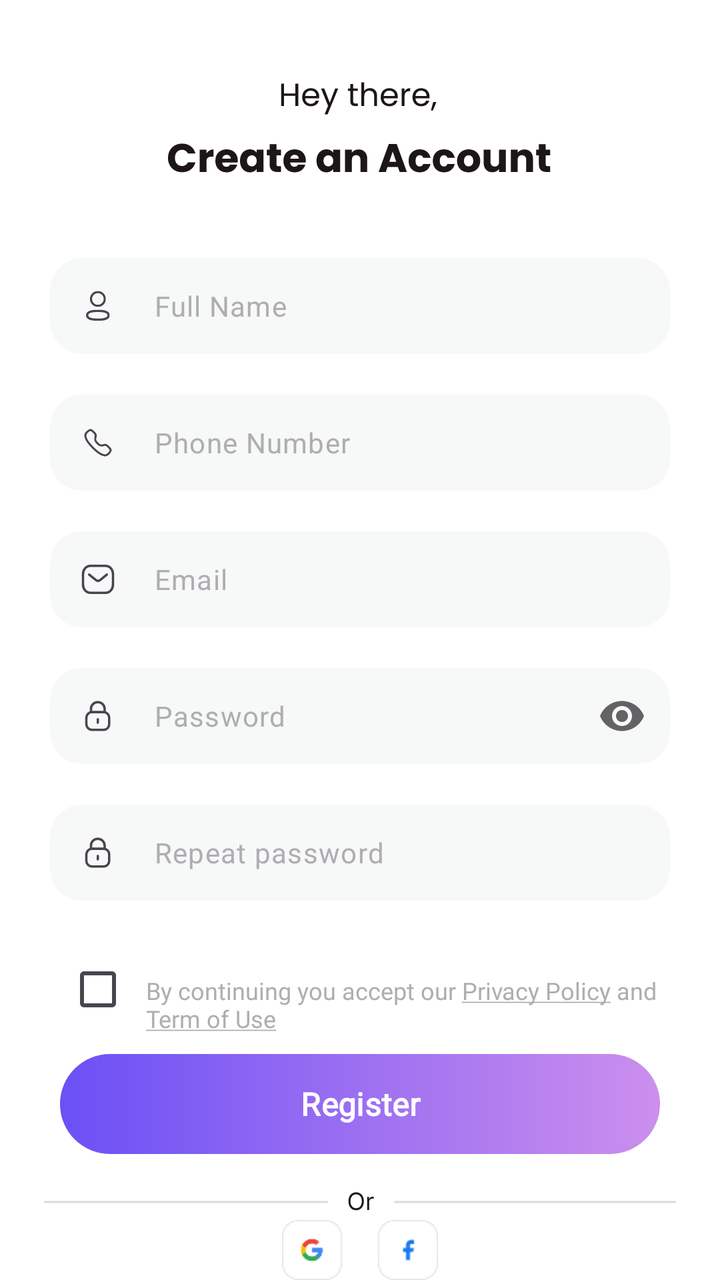
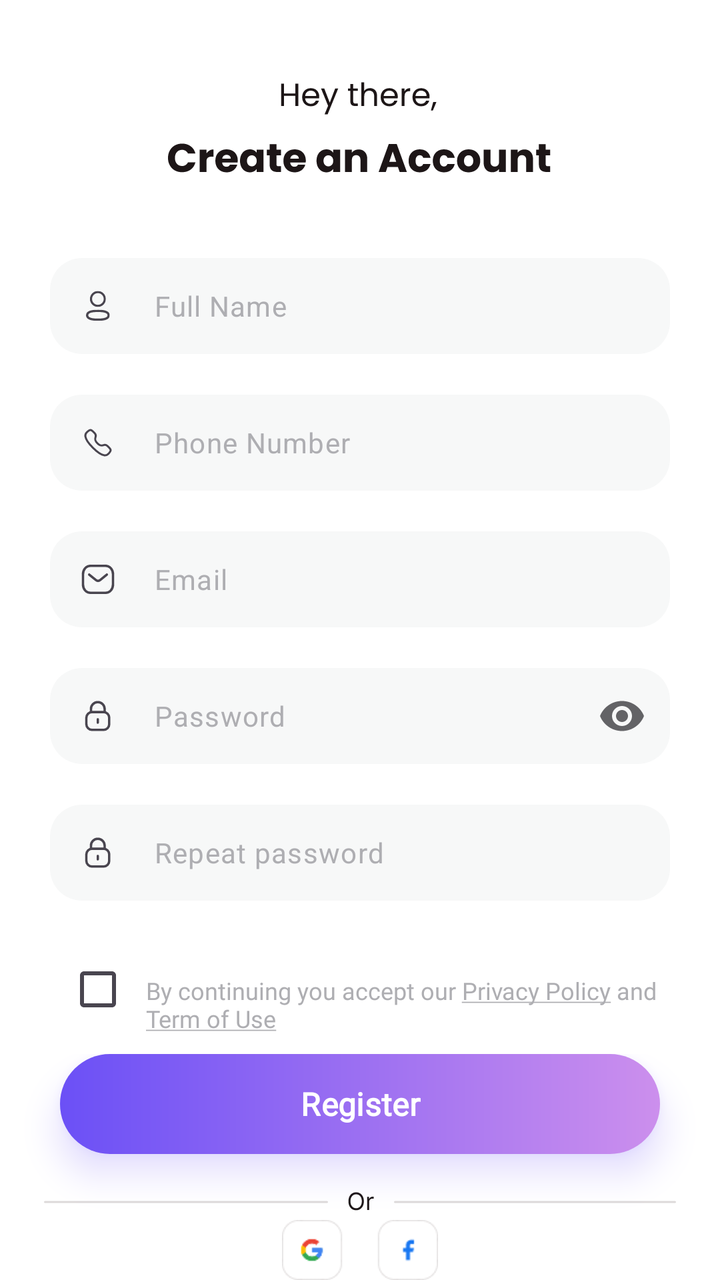

Compare the two renders of this Android layout. The source of the first and the diff that turns it into the second are given below.
<!-- AndroidManifest.xml: application theme Theme.DIDPOOLFit -->
<!-- res/layout/activity_register.xml -->
<?xml version="1.0" encoding="utf-8"?>
<LinearLayout xmlns:android="http://schemas.android.com/apk/res/android"
    xmlns:app="http://schemas.android.com/apk/res-auto"
    xmlns:tools="http://schemas.android.com/tools"
    android:id="@+id/main"
    android:layout_width="match_parent"
    android:layout_height="match_parent"
    android:orientation="vertical"
    android:background="@color/white"
    tools:context=".RegisterActivity">
    <ImageView
        android:layout_marginVertical="35dp"
        android:layout_gravity="center"
        android:layout_width="wrap_content"
        android:layout_height="wrap_content"
        android:src="@drawable/register_title_section_1"/>

    <com.google.android.material.textfield.TextInputLayout
        style="@style/Widget.Material3.TextInputLayout.FilledBox"
        android:id="@+id/nameLayout"
        android:layout_width="match_parent"
        android:layout_height="wrap_content"
        app:errorEnabled="true"
        app:startIconDrawable="@drawable/start_icon_full_name_field"
        app:boxBackgroundColor="#F7F8F8"
        app:boxStrokeWidth="0dp"
        app:boxStrokeWidthFocused="0dp"
        app:hintEnabled="false"
        android:layout_marginHorizontal="25dp"
        app:boxCornerRadiusTopStart="16dp"
        app:boxCornerRadiusTopEnd="16dp"
        app:boxCornerRadiusBottomStart="16dp"
        app:boxCornerRadiusBottomEnd="16dp">
        <com.google.android.material.textfield.TextInputEditText
            android:id="@+id/nameInput"
            android:layout_width="match_parent"
            android:layout_height="48dp"
            android:paddingTop="0dp"
            android:paddingBottom="0dp"
            android:gravity="center_vertical"
            android:textSize="14sp"
            android:inputType="textPersonName"
            android:hint="Full Name"
            android:textColorHint="#AEAEB2"/>
    </com.google.android.material.textfield.TextInputLayout>

    <com.google.android.material.textfield.TextInputLayout
        android:id="@+id/phoneLayout"
        style="@style/Widget.Material3.TextInputLayout.FilledBox"
        android:layout_width="match_parent"
        android:layout_height="wrap_content"
        android:layout_marginHorizontal="25dp"
        app:errorEnabled="true"
        app:hintEnabled="false"
        app:startIconDrawable="@drawable/start_icon_phone_field"
        app:boxBackgroundColor="#F7F8F8"
        app:boxStrokeWidth="0dp"
        app:boxStrokeWidthFocused="0dp"
        app:boxCornerRadiusTopStart="16dp"
        app:boxCornerRadiusTopEnd="16dp"
        app:boxCornerRadiusBottomStart="16dp"
        app:boxCornerRadiusBottomEnd="16dp">

        <com.google.android.material.textfield.TextInputEditText
            android:id="@+id/phoneInput"
            android:layout_width="match_parent"
            android:layout_height="48dp"
            android:paddingTop="0dp"
            android:paddingBottom="0dp"
            android:gravity="center_vertical"
            android:textSize="14sp"
            android:textColor="#1D1617"
            android:hint="Phone Number"
            android:textColorHint="#AEAEB2"
            android:inputType="phone"
            android:maxLength="16" />
    </com.google.android.material.textfield.TextInputLayout>

    <com.google.android.material.textfield.TextInputLayout
        android:id="@+id/emailLayout"
        style="@style/Widget.Material3.TextInputLayout.FilledBox"
        android:layout_width="match_parent"
        android:layout_height="wrap_content"
        android:layout_marginHorizontal="25dp"
        app:errorEnabled="true"
        app:hintEnabled="false"
        app:startIconDrawable="@drawable/start_icon_email_field"
        app:boxBackgroundColor="#F7F8F8"
        app:boxStrokeWidth="0dp"
        app:boxStrokeWidthFocused="0dp"
        app:boxCornerRadiusTopStart="16dp"
        app:boxCornerRadiusTopEnd="16dp"
        app:boxCornerRadiusBottomStart="16dp"
        app:boxCornerRadiusBottomEnd="16dp">

        <com.google.android.material.textfield.TextInputEditText
            android:id="@+id/emailInput"
            android:layout_width="match_parent"
            android:layout_height="48dp"
            android:paddingTop="0dp"
            android:paddingBottom="0dp"
            android:gravity="center_vertical"
            android:textSize="14sp"
            android:textColor="#1D1617"
            android:hint="Email"
            android:textColorHint="#AEAEB2"
            android:inputType="textEmailAddress"
            android:maxLength="48" />
    </com.google.android.material.textfield.TextInputLayout>

    <com.google.android.material.textfield.TextInputLayout
        android:id="@+id/passwordLayout"
        style="@style/Widget.Material3.TextInputLayout.FilledBox"
        android:layout_width="match_parent"
        android:layout_height="wrap_content"
        android:layout_marginHorizontal="25dp"
        app:errorEnabled="true"
        app:hintEnabled="false"
        app:startIconDrawable="@drawable/start_input_password_field"
        app:endIconMode="password_toggle"
        app:endIconTint="#636366"
        app:boxBackgroundColor="#F7F8F8"
        app:boxStrokeWidth="0dp"
        app:boxStrokeWidthFocused="0dp"
        app:boxCornerRadiusTopStart="16dp"
        app:boxCornerRadiusTopEnd="16dp"
        app:boxCornerRadiusBottomStart="16dp"
        app:boxCornerRadiusBottomEnd="16dp">

        <com.google.android.material.textfield.TextInputEditText
            android:id="@+id/passwordInput"
            android:layout_width="match_parent"
            android:layout_height="48dp"
            android:paddingTop="0dp"
            android:paddingBottom="0dp"
            android:gravity="center_vertical"
            android:textSize="14sp"
            android:textColor="#1D1617"
            android:hint="Password"
            android:textColorHint="#AEAEB2"
            android:inputType="textPassword"/>
    </com.google.android.material.textfield.TextInputLayout>

    <com.google.android.material.textfield.TextInputLayout
        android:id="@+id/repeatPasswordLayout"
        style="@style/Widget.Material3.TextInputLayout.FilledBox"
        android:layout_width="match_parent"
        android:layout_height="wrap_content"
        android:layout_marginHorizontal="25dp"
        app:errorEnabled="true"
        app:hintEnabled="false"
        app:startIconDrawable="@drawable/start_input_password_field"
        app:boxBackgroundColor="#F7F8F8"
        app:boxStrokeWidth="0dp"
        app:boxStrokeWidthFocused="0dp"
        app:boxCornerRadiusTopStart="16dp"
        app:boxCornerRadiusTopEnd="16dp"
        app:boxCornerRadiusBottomStart="16dp"
        app:boxCornerRadiusBottomEnd="16dp">

        <com.google.android.material.textfield.TextInputEditText
            android:id="@+id/repeatPasswordInput"
            android:layout_width="match_parent"
            android:layout_height="48dp"
            android:paddingTop="0dp"
            android:paddingBottom="0dp"
            android:gravity="center_vertical"
            android:textSize="14sp"
            android:textColor="#1D1617"
            android:hint="Repeat password"
            android:textColorHint="#AEAEB2"
            android:inputType="textPassword"/>
    </com.google.android.material.textfield.TextInputLayout>

    <LinearLayout
        android:layout_width="match_parent"
        android:layout_height="0dp"
        android:layout_weight="1"
        android:orientation="horizontal"
        android:layout_marginHorizontal="25dp">
        <com.google.android.material.checkbox.MaterialCheckBox
            android:id="@+id/termsCheck"
            android:layout_width="wrap_content"
            android:layout_height="wrap_content"/>
        
        <TextView
            android:layout_width="0dp"
            android:layout_marginTop="0dp"
            android:layout_weight="1"
            android:layout_height="wrap_content"
            android:text="@string/by_continuing_you_accept_our_privacy_policy_and_term_of_use"
            android:textSize="12sp"
            android:textColor="#AEAEB2"
            android:fontFamily="@font/poppins_regular"/>
    </LinearLayout>

    <LinearLayout
        android:layout_width="match_parent"
        android:layout_height="0dp"
        android:layout_weight="2"
        android:orientation="vertical">
        <Button
            android:id="@+id/registerButton"
            android:layout_width="match_parent"
            android:layout_height="50dp"
            android:layout_gravity="bottom"
            android:background="@drawable/bg_button_gradient"
            android:text="@string/register"
            android:textSize="16sp"
            android:textStyle="bold"
            android:fontFamily="@font/poppins_bold"
            app:backgroundTint="@null"
            android:layout_marginHorizontal="30dp"
            android:layout_marginBottom="15dp"/>

        <ImageView
            android:layout_gravity="center"
            android:layout_width="wrap_content"
            android:layout_height="wrap_content"
            android:src="@drawable/or_register_line"/>

        <ImageView
            android:layout_gravity="center"
            android:layout_width="wrap_content"
            android:layout_height="wrap_content"
            android:src="@drawable/social_media"/>
        <LinearLayout
            android:layout_width="match_parent"
            android:layout_height="wrap_content"
            android:gravity="center"
            android:orientation="horizontal">
            <TextView
                android:layout_width="wrap_content"
                android:layout_height="wrap_content"
                android:text="Already have account? "
                android:gravity="center"
                android:fontFamily="@font/poppins_regular"/>
            <TextView
                android:id="@+id/loginTextView"
                android:layout_width="wrap_content"
                android:layout_height="wrap_content"
                android:textColor="#C456F2"
                android:fontFamily="@font/poppins_medium"
                android:text="Login"
                android:gravity="center"/>
        </LinearLayout>


    </LinearLayout>


</LinearLayout>
<!-- resources referenced by this layout -->
<resources>
  <color name="white">#FFFFFFFF</color>
  <!-- drawable bg_button_gradient (drawable) -->
  <?xml version="1.0" encoding="utf-8"?>
  <shape xmlns:android="http://schemas.android.com/apk/res/android"
      android:shape="rectangle">
      <gradient
          android:startColor="@color/gradient_start_welcome_btn"
          android:endColor="@color/gradient_end_welcome_btn"
          android:angle="180"/>
      <corners
          android:radius="99dp"/>
  
  </shape>
  <!-- drawable start_icon_email_field (drawable) -->
  <vector xmlns:android="http://schemas.android.com/apk/res/android"
      android:width="18dp"
      android:height="18dp"
      android:viewportWidth="18"
      android:viewportHeight="18">
    <path
        android:pathData="M13.427,6.638L10.094,9.348C9.465,9.848 8.579,9.848 7.949,9.348L4.589,6.638"
        android:strokeLineJoin="round"
        android:strokeWidth="1.2"
        android:fillColor="#00000000"
        android:strokeColor="#7B6F72"
        android:strokeLineCap="round"/>
    <path
        android:pathData="M12.682,15.75C14.963,15.756 16.5,13.882 16.5,11.579V6.428C16.5,4.124 14.963,2.25 12.682,2.25H5.318C3.037,2.25 1.5,4.124 1.5,6.428V11.579C1.5,13.882 3.037,15.756 5.318,15.75H12.682Z"
        android:strokeLineJoin="round"
        android:strokeWidth="1.2"
        android:fillColor="#00000000"
        android:strokeColor="#7B6F72"
        android:strokeLineCap="round"/>
  </vector>
  <!-- drawable start_icon_phone_field (drawable) -->
  <vector xmlns:android="http://schemas.android.com/apk/res/android"
      android:width="18dp"
      android:height="18dp"
      android:viewportWidth="18"
      android:viewportHeight="18">
    <path
        android:strokeWidth="1"
        android:pathData="M8.688,9.315C11.347,11.974 11.95,8.898 13.644,10.59C15.276,12.222 16.214,12.549 14.146,14.616C13.887,14.825 12.241,17.33 6.456,11.546C0.671,5.763 3.174,4.115 3.382,3.856C5.456,1.783 5.777,2.726 7.41,4.358C9.103,6.051 6.028,6.656 8.688,9.315Z"
        android:strokeLineJoin="round"
        android:fillColor="#00000000"
        android:strokeColor="#7B6F72"
        android:strokeLineCap="round"/>
  </vector>
  <!-- drawable start_input_password_field (drawable) -->
  <vector xmlns:android="http://schemas.android.com/apk/res/android"
      android:width="18dp"
      android:height="18dp"
      android:viewportWidth="18"
      android:viewportHeight="18">
    <path
        android:pathData="M12.317,7.086V5.476C12.317,3.591 10.789,2.062 8.904,2.062C7.019,2.054 5.485,3.575 5.477,5.461V5.476V7.086"
        android:strokeLineJoin="round"
        android:strokeWidth="1.2"
        android:fillColor="#00000000"
        android:strokeColor="#7B6F72"
        android:strokeLineCap="round"/>
    <path
        android:pathData="M11.762,15.937H6.031C4.461,15.937 3.188,14.664 3.188,13.093V9.876C3.188,8.305 4.461,7.032 6.031,7.032H11.762C13.333,7.032 14.606,8.305 14.606,9.876V13.093C14.606,14.664 13.333,15.937 11.762,15.937Z"
        android:strokeLineJoin="round"
        android:strokeWidth="1.2"
        android:fillColor="#00000000"
        android:strokeColor="#7B6F72"
        android:strokeLineCap="round"/>
    <path
        android:pathData="M8.897,10.652V12.318"
        android:strokeLineJoin="round"
        android:strokeWidth="1.2"
        android:fillColor="#00000000"
        android:strokeColor="#7B6F72"
        android:strokeLineCap="round"/>
  </vector>
  <string name="by_continuing_you_accept_our_privacy_policy_and_term_of_use">By continuing you accept our <u>Privacy Policy</u> and <u>Term of Use</u></string>
  <string name="register">Register</string>
  <style name="Theme.DIDPOOLFit" parent="Base.Theme.DIDPOOLFit" />
  <color name="gradient_start_welcome_btn">#CC8FED</color>
  <color name="gradient_end_welcome_btn">#6B50F6</color>
  <style name="Base.Theme.DIDPOOLFit" parent="Theme.Material3.DayNight.NoActionBar">
          
          
      </style>
  <!-- unchanged entries left out for length: 4 -->
</resources>

<!-- the commit's change to res/layout/activity_register.xml (unified diff, before → after) -->
@@ -210,6 +210,11 @@
             android:textStyle="bold"
             android:fontFamily="@font/poppins_bold"
             app:backgroundTint="@null"
+            android:elevation="10dp"
+            android:stateListAnimator="@null"
+            android:outlineSpotShadowColor="@color/gradient_end_welcome_btn"
+            android:outlineAmbientShadowColor="@color/gradient_end_welcome_btn"
+            tools:targetApi="p"
             android:layout_marginHorizontal="30dp"
             android:layout_marginBottom="15dp"/>
 
